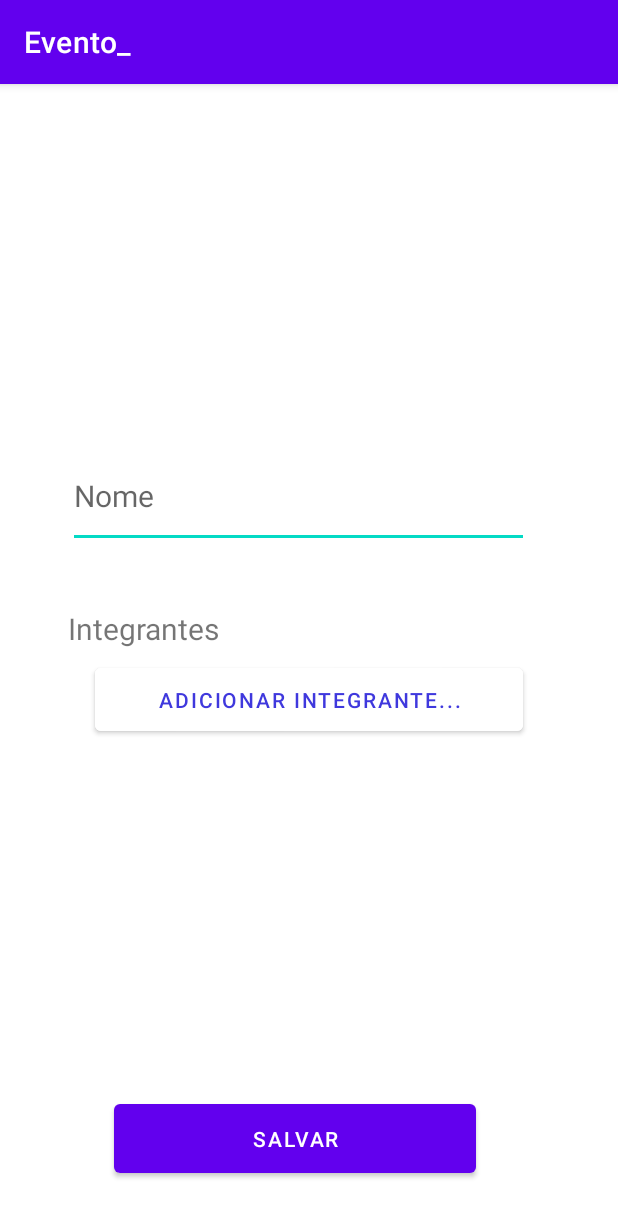
After one commit to EmanuelCChagas/Evento_, an Android app: the TelaAdicionarBandasActivity screen opened directly, with no data from a screen before it, on a phone screen of 412 x 824 dp. The commit adds this screen. Shown: the top 1217 px of the screen. Run offline under Robolectric (Android 15) with nearby library versions, the phone set to English and light mode, and no system bars; our stand-ins replace Firebase (no records; nobody signed in at launch, a user with empty details on screens opened directly); 1 statement that could not run was skipped.

Commit message:
commit ajustes

```diff
--- a/app/src/main/AndroidManifest.xml
+++ b/app/src/main/AndroidManifest.xml
@@ -13,6 +13,9 @@
         android:supportsRtl="true"
         android:theme="@style/Theme.Evento_"
         tools:targetApi="31">
+        <activity
+            android:name=".TelaAdicionarBandasActivity"
+            android:exported="false" />
         <activity
             android:name=".TelaBandasActivity"
             android:exported="false" />
--- /dev/null
+++ b/app/src/main/java/com/howiv/evento_/TelaAdicionarBandasActivity.java
@@ -0,0 +1,77 @@
+package com.howiv.evento_;
+
+import androidx.annotation.NonNull;
+import androidx.appcompat.app.AppCompatActivity;
+
+import android.os.Bundle;
+import android.util.Log;
+import android.widget.Button;
+import android.widget.EditText;
+import android.widget.TextView;
+import android.widget.Toast;
+
+import com.google.firebase.database.DataSnapshot;
+import com.google.firebase.database.DatabaseError;
+import com.google.firebase.database.DatabaseReference;
+import com.google.firebase.database.FirebaseDatabase;
+import com.google.firebase.database.ValueEventListener;
+import com.howiv.evento_.model.Artista;
+import com.howiv.evento_.model.Banda;
+
+public class TelaAdicionarBandasActivity extends AppCompatActivity {
+
+    private Button btnSalvarBanda;
+    private DatabaseReference databaseReferencia;
+
+    @Override
+    protected void onCreate(Bundle savedInstanceState) {
+        super.onCreate(savedInstanceState);
+        setContentView(R.layout.activity_tela_adicionar_bandas);
+        btnSalvarBanda = findViewById(R.id.btn_salvar_banda);
+        btnSalvarBanda.setOnClickListener(view ->  {
+            //val foto = binding.imageSalvarArtista
+            EditText nomeView =  findViewById(R.id.input_nome_banda);
+
+           // String nome = nomeView.getText().toString();
+
+            //if (nome.isEmpty() || funcao.isEmpty()) {
+            //    Toast.makeText(this, "Há campos não preenchidos!", Toast.LENGTH_SHORT).show();
+            //} else {
+            //    salvarBanda(nome, funcao);
+            //    limparCampos();
+           // }
+        });
+        databaseReferencia = FirebaseDatabase.getInstance().getReference();
+        databaseReferencia.child("Bandas").addValueEventListener(new ValueEventListener() {
+            @Override
+            public void onDataChange(@NonNull DataSnapshot snapshot) {
+                if(snapshot != null){
+                    Log.i("FIREBASE", snapshot.getValue().toString());
+                    limparCampos();
+                }
+
+            }
+
+            @Override
+            public void onCancelled(@NonNull DatabaseError error) {
+                if(error !=null){
+                    Log.i("FIREBASE", "erro relacionado ao banco de dados" + error);
+                }
+            }
+        });
+
+    }
+
+    public void salvarBanda(String nome, String funcao){
+        Banda banda = new Banda(null, nome, null);
+        databaseReferencia.child("Bandas").push().setValue(banda);
+
+    }
+
+    public void limparCampos(){
+        TextView nome =  findViewById(R.id.input_nome_banda);
+        nome.setText("");
+       // funcao.setText("");
+    }
+
+}
--- /dev/null
+++ b/app/src/main/res/layout/activity_tela_adicionar_bandas.xml
@@ -0,0 +1,74 @@
+<?xml version="1.0" encoding="utf-8"?>
+<androidx.constraintlayout.widget.ConstraintLayout xmlns:android="http://schemas.android.com/apk/res/android"
+    xmlns:app="http://schemas.android.com/apk/res-auto"
+    xmlns:tools="http://schemas.android.com/tools"
+    android:layout_width="match_parent"
+    android:layout_height="match_parent"
+    tools:context=".TelaAdicionarBandasActivity">
+
+    <Button
+        android:id="@+id/btn_salvar_banda"
+        android:layout_width="241dp"
+        android:layout_height="58dp"
+        android:layout_marginBottom="36dp"
+        android:text="@string/app_adicionar_bandas_btn_salvar"
+        app:layout_constraintBottom_toBottomOf="parent"
+        app:layout_constraintEnd_toEndOf="parent"
+        app:layout_constraintHorizontal_bias="0.447"
+        app:layout_constraintStart_toStartOf="parent" />
+
+    <ImageView
+        android:id="@+id/image_salvar_banda"
+        android:layout_width="wrap_content"
+        android:layout_height="wrap_content"
+        android:layout_marginBottom="48dp"
+        android:contentDescription="@string/app_bandas_nome_padrao"
+        app:layout_constraintBottom_toTopOf="@+id/input_nome_banda"
+        app:layout_constraintEnd_toEndOf="parent"
+        app:layout_constraintHorizontal_bias="0.159"
+        app:layout_constraintStart_toStartOf="parent"
+        app:layout_constraintTop_toTopOf="parent"
+        app:layout_constraintVertical_bias="1.0"
+        tools:srcCompat="@tools:sample/avatars" />
+
+    <EditText
+        android:id="@+id/input_nome_banda"
+        android:layout_width="307dp"
+        android:layout_height="69dp"
+        android:layout_marginTop="240dp"
+        android:ems="10"
+        android:hint="@string/app_adicionar_bandas_input_nome"
+        android:inputType="textPersonName"
+        android:textColor="@color/black"
+        android:textSize="20sp"
+        app:layout_constraintEnd_toEndOf="parent"
+        app:layout_constraintHorizontal_bias="0.432"
+        app:layout_constraintStart_toStartOf="parent"
+        app:layout_constraintTop_toTopOf="parent" />
+
+    <TextView
+        android:id="@+id/text_integrante_banda"
+        android:layout_width="109dp"
+        android:layout_height="26dp"
+        android:layout_marginTop="40dp"
+        android:text="@string/app_adicionar_bandas_text_integrantes"
+        android:textSize="20sp"
+        app:layout_constraintEnd_toEndOf="parent"
+        app:layout_constraintHorizontal_bias="0.149"
+        app:layout_constraintStart_toStartOf="parent"
+        app:layout_constraintTop_toBottomOf="@+id/input_nome_banda" />
+
+    <Button
+        android:id="@+id/btn_adicionar_integrante_banda"
+        android:layout_width="285dp"
+        android:layout_height="54dp"
+        android:layout_marginTop="8dp"
+        android:backgroundTint="@color/white"
+        android:text="@string/app_adicionar_bandas_input_add_integrantes"
+        android:textColor="@color/adicionar_integrante_btn_color"
+        app:iconTint="@android:color/secondary_text_light"
+        app:layout_constraintEnd_toEndOf="parent"
+        app:layout_constraintStart_toStartOf="parent"
+        app:layout_constraintTop_toBottomOf="@+id/text_integrante_banda" />
+
+</androidx.constraintlayout.widget.ConstraintLayout>
--- a/app/src/main/res/values/colors.xml
+++ b/app/src/main/res/values/colors.xml
@@ -7,4 +7,5 @@
     <color name="teal_700">#FF018786</color>
     <color name="black">#FF000000</color>
     <color name="white">#FFFFFFFF</color>
+    <color name="adicionar_integrante_btn_color">#3f38dd</color>
 </resources>
```
Also changed, not shown: app/src/main/java/com/howiv/evento_/adapter/BandaAdapter.java (added, +58 -0 lines), app/src/main/java/com/howiv/evento_/adapter/EventoAdapter.java (added, +58 -0 lines), app/src/main/java/com/howiv/evento_/model/Banda.java (+13 -0 lines), app/src/main/java/com/howiv/evento_/model/Evento.java (+10 -0 lines), app/src/main/res/layout/banda_item.xml (added, +47 -0 lines), app/src/main/res/layout/evento_item.xml (added, +46 -0 lines), app/src/main/res/values/strings.xml (+30 -3 lines).
